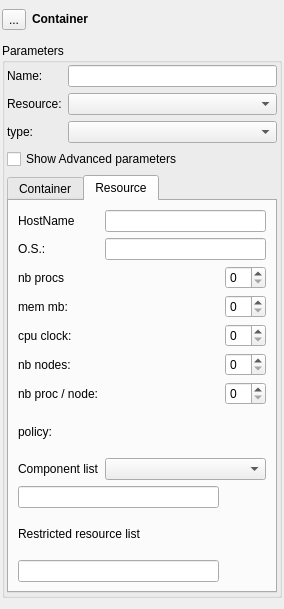
SalomePlatform/yacs, file src/genericgui/FormContainer.ui: the form before one commit.
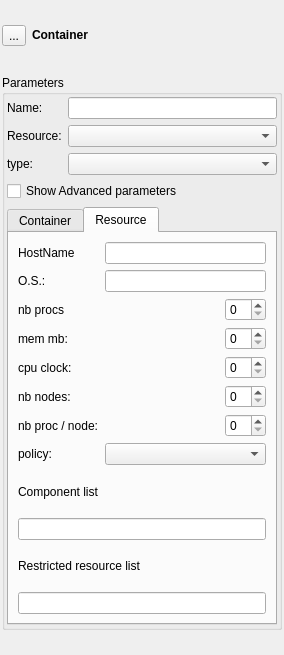
The form after the commit. The open tabs and pages were chosen to show the change. Custom widgets are drawn as their Qt base class.

Commit message: PR: reorganize items

```diff
--- a/src/genericgui/FormContainer.ui
+++ b/src/genericgui/FormContainer.ui
@@ -7,7 +7,7 @@
     <x>0</x>
     <y>0</y>
     <width>284</width>
-    <height>609</height>
+    <height>655</height>
    </rect>
   </property>
   <property name="windowTitle">
@@ -466,17 +466,7 @@
             </property>
            </widget>
           </item>
-          <item row="8" column="1" colspan="2">
-           <widget class="ComboBox" name="cb_policy">
-            <property name="editable">
-             <bool>false</bool>
-            </property>
-            <property name="maxVisibleItems">
-             <number>3</number>
-            </property>
-           </widget>
-          </item>
-          <item row="9" column="0" colspan="2">
+          <item row="9" column="0" colspan="3">
            <widget class="QLineEdit" name="le_compolist">
             <property name="toolTip">
              <string>example: GEOM, SMESH</string>
@@ -496,13 +486,23 @@
             </property>
            </widget>
           </item>
-          <item row="11" column="0" colspan="2">
+          <item row="11" column="0" colspan="3">
            <widget class="QLineEdit" name="le_resourceList">
             <property name="toolTip">
              <string>example: machine1, machine2</string>
             </property>
            </widget>
           </item>
+          <item row="7" column="1" colspan="2">
+           <widget class="ComboBox" name="cb_policy">
+            <property name="editable">
+             <bool>false</bool>
+            </property>
+            <property name="maxVisibleItems">
+             <number>3</number>
+            </property>
+           </widget>
+          </item>
          </layout>
         </widget>
        </widget>
```
Left out of the diff: 2 changed lines with no effect on the pictures.
